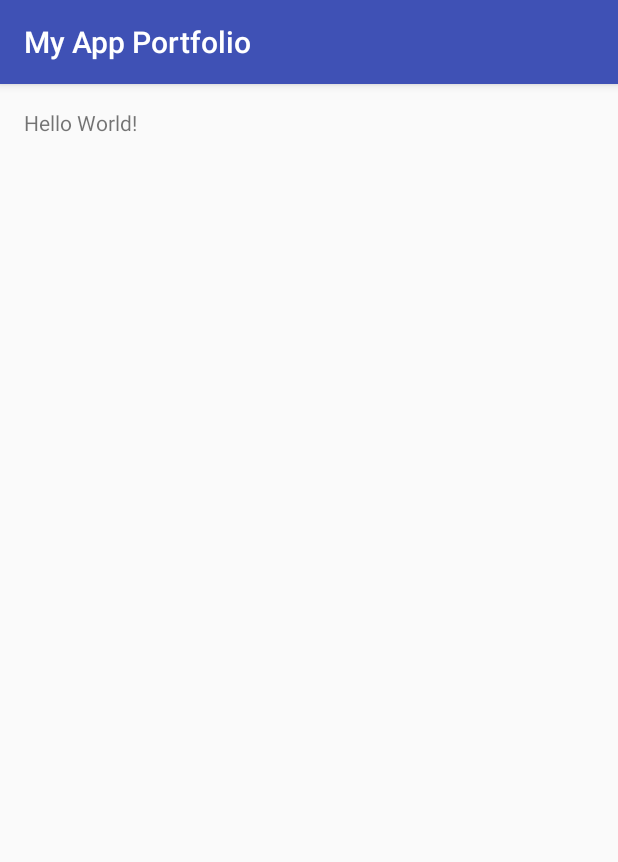
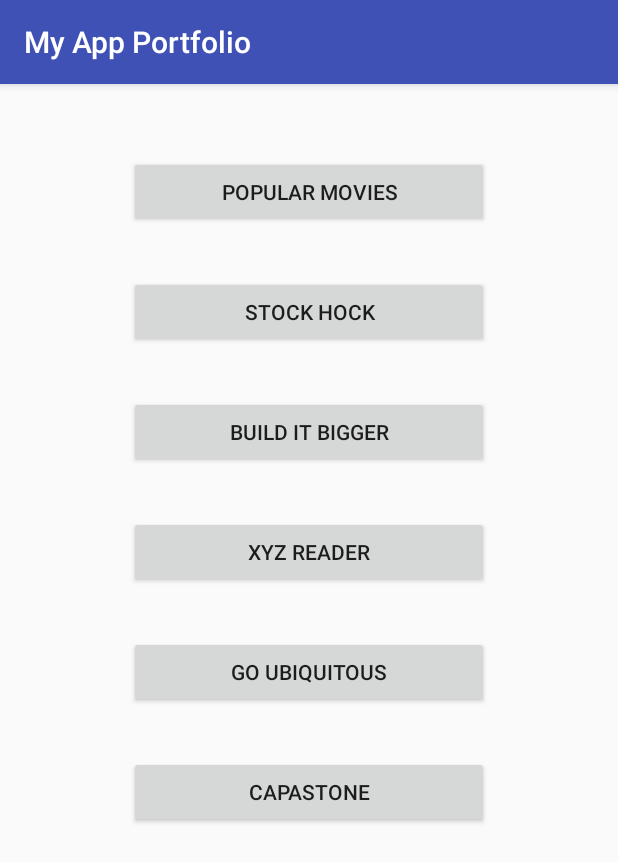
Before and after one commit to mohammedgmgn/P0_ND_Portfolio-App, an Android app: the screen it shows after launch (MainActivity), on a phone screen of 412 x 824 dp. Shown: the top 862 px of the screen. Run offline under Robolectric (Android 15) with nearby library versions, the phone set to English and light mode, and no system bars.

Commit message:
feat:add portfolio buttons

```diff
--- a/app/src/main/java/com/mahmoud/mohammed/myappportfolio/MainActivity.java
+++ b/app/src/main/java/com/mahmoud/mohammed/myappportfolio/MainActivity.java
@@ -2,6 +2,8 @@ package com.mahmoud.mohammed.myappportfolio;
 
 import android.support.v7.app.AppCompatActivity;
 import android.os.Bundle;
+import android.view.View;
+import android.widget.Toast;
 
 public class MainActivity extends AppCompatActivity {
 
@@ -10,4 +12,8 @@ public class MainActivity extends AppCompatActivity {
         super.onCreate(savedInstanceState);
         setContentView(R.layout.activity_main);
     }
+
+
+
+
 }
--- a/app/src/main/res/layout/activity_main.xml
+++ b/app/src/main/res/layout/activity_main.xml
@@ -1,17 +1,71 @@
 <?xml version="1.0" encoding="utf-8"?>
-<RelativeLayout xmlns:android="http://schemas.android.com/apk/res/android"
+<ScrollView
+    xmlns:android="http://schemas.android.com/apk/res/android"
     xmlns:tools="http://schemas.android.com/tools"
-    android:id="@+id/activity_main"
     android:layout_width="match_parent"
     android:layout_height="match_parent"
-    android:paddingBottom="@dimen/activity_vertical_margin"
-    android:paddingLeft="@dimen/activity_horizontal_margin"
-    android:paddingRight="@dimen/activity_horizontal_margin"
-    android:paddingTop="@dimen/activity_vertical_margin"
-    tools:context="com.mahmoud.mohammed.myappportfolio.MainActivity">
+    android:padding="@dimen/activity_vertical_margin"
+    android:scrollbarStyle="outsideOverlay"
+    android:clipToPadding="false">
 
-    <TextView
-        android:layout_width="wrap_content"
+    <LinearLayout
+        android:layout_width="match_parent"
         android:layout_height="wrap_content"
-        android:text="Hello World!" />
-</RelativeLayout>
+        android:gravity="center_horizontal"
+        android:orientation="vertical"
+        android:padding="@dimen/portfolio_btn_spacing"
+       >
+
+        <Button
+            android:id="@+id/btn_popular_movies"
+            android:layout_width="@dimen/portfolio_btn_width"
+            android:layout_height="@dimen/portfolio_btn_height"
+            android:text="@string/popular_movies"
+            android:onClick="run_movie"
+            />
+
+        <Button
+            android:id="@+id/btn_super_duo_alexandria"
+            android:layout_width="@dimen/portfolio_btn_width"
+            android:layout_height="@dimen/portfolio_btn_height"
+            android:layout_marginTop="@dimen/portfolio_btn_spacing"
+            android:text="@string/stock_hock"
+            android:onClick="run_stock"
+
+            />
+
+        <Button
+            android:id="@+id/btn_super_duo_football_scores"
+            android:layout_width="@dimen/portfolio_btn_width"
+            android:layout_height="@dimen/portfolio_btn_height"
+            android:layout_marginTop="@dimen/portfolio_btn_spacing"
+            android:text="@string/build_it_bigger"
+            />
+
+        <Button
+            android:id="@+id/btn_build_it_bigger"
+            android:layout_width="@dimen/portfolio_btn_width"
+            android:layout_height="@dimen/portfolio_btn_height"
+            android:layout_marginTop="@dimen/portfolio_btn_spacing"
+            android:text="@string/xyz_reader"
+            />
+
+        <Button
+            android:id="@+id/btn_make_your_app_material"
+            android:layout_width="@dimen/portfolio_btn_width"
+            android:layout_height="@dimen/portfolio_btn_height"
+            android:layout_marginTop="@dimen/portfolio_btn_spacing"
+            android:text="@string/android_wear"
+
+            />
+
+        <Button
+            android:id="@+id/btn_capstone"
+            android:text="@string/capstone"
+            android:layout_width="@dimen/portfolio_btn_width"
+            android:layout_height="@dimen/portfolio_btn_height"
+            android:layout_marginTop="@dimen/portfolio_btn_spacing"
+            />
+
+    </LinearLayout>
+</ScrollView>
--- a/app/src/main/res/values/dimens.xml
+++ b/app/src/main/res/values/dimens.xml
@@ -2,4 +2,10 @@
     <!-- Default screen margins, per the Android Design guidelines. -->
     <dimen name="activity_horizontal_margin">16dp</dimen>
     <dimen name="activity_vertical_margin">16dp</dimen>
+    <dimen name="btn_radius">2dp</dimen>
+    <dimen name="btn_elevation">2dp</dimen>
+
+    <dimen name="portfolio_btn_width">240dp</dimen>
+    <dimen name="portfolio_btn_height">48dp</dimen>
+    <dimen name="portfolio_btn_spacing">32dp</dimen>
 </resources>
--- a/app/src/main/res/values/strings.xml
+++ b/app/src/main/res/values/strings.xml
@@ -1,3 +1,9 @@
 <resources>
     <string name="app_name">My App Portfolio</string>
+    <string name="popular_movies">Popular Movies</string>
+    <string name="stock_hock">Stock Hock</string>
+    <string name="build_it_bigger">Build It Bigger</string>
+    <string name="xyz_reader">XYZ Reader</string>
+    <string name="capstone">Capastone</string>
+    <string name="android_wear">Go Ubiquitous</string>
 </resources>
```
